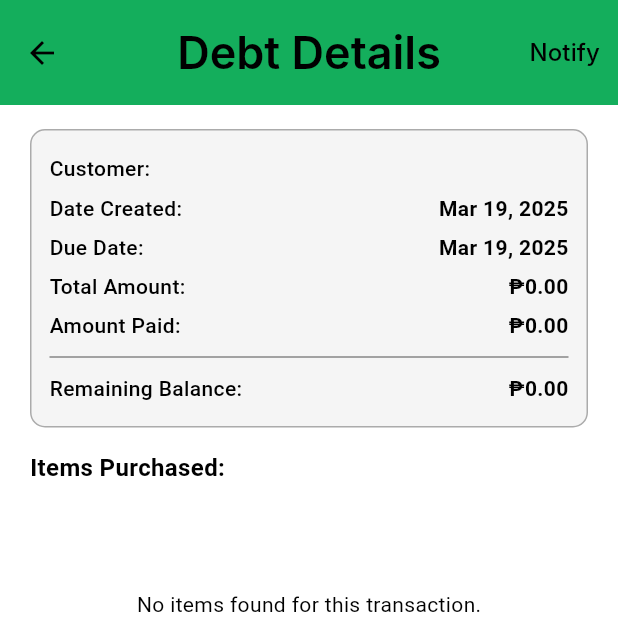
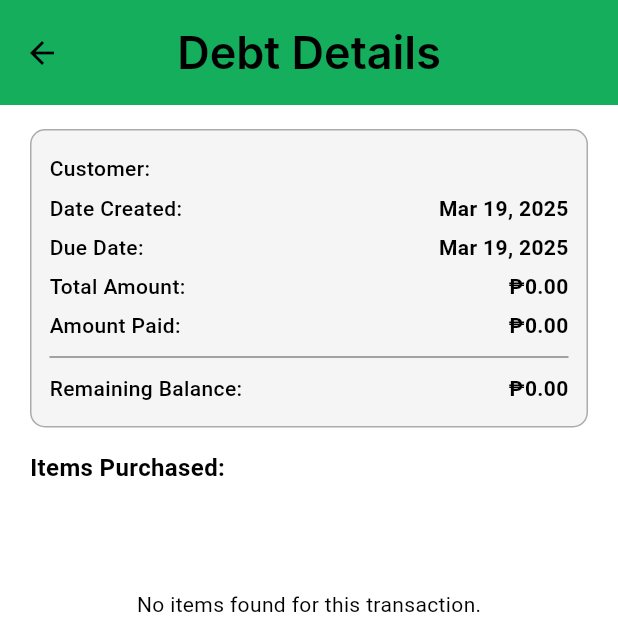
Before and after one commit to ewan133/Valgrow_app, a Flutter app: the DebtPaymentPage screen opened directly with empty values, on a phone screen of 412 x 824 dp, the top half of it. Run offline on Flutter 3.47's test engine with Material 3 defaults, Android fonts, the phone set to English and light mode, and no system bars; our stand-ins replace cloud_firestore, curved_labeled_navigation_bar, data_table_2, firebase_auth, firebase_core, firebase_remote_config and 5 more; missing offline and left inert: mobile_scanner, syncfusion_flutter_xlsio; accounts and stored records are empty; Roboto replaces fonts that are missing (Inter).

Commit message:
added new file

```diff
--- a/lib/pages/debts/debt_payment.dart
+++ b/lib/pages/debts/debt_payment.dart
@@ -50,6 +50,11 @@ class _DebtPaymentPageState extends State<DebtPaymentPage> {
         provider.store?.name ?? "Our Store"; // Default if null
     final List<dynamic> transactionItems = provider.transactionItems;
 
+    Fluttertoast.showToast(
+      msg: "Sending notification...",
+      backgroundColor: Colors.white,
+    );
+
     // ✅ Ensure API key & sender ID are fetched
     if (_apiKey.isEmpty || _senderId.isEmpty) {
       Fluttertoast.showToast(
@@ -100,7 +105,7 @@ Your outstanding debt details at *$storeName*:
 📌 *Purchased Items:*
 $itemsList
 
-Please settle before the due date. Thank you!
+Please settle your balance before the due date. Thank you!
 - $storeName
 """;
 
@@ -227,13 +232,17 @@ Please settle before the due date. Thank you!
     return Scaffold(
       appBar: MyAppbar(
         title: "Debt Details",
-        actionWidget: TextButton(
-            onPressed: _sendDebtDetailsToCustomer,
-            child: MyText(
-                text: "Notify",
-                fontSize: 16,
-                color: Colors.black,
-                fontWeight: FontWeight.w500)),
+        actionWidget: widget.debtDetails.balance > 0
+            ? TextButton(
+                onPressed: _sendDebtDetailsToCustomer,
+                child: MyText(
+                  text: "Notify",
+                  fontSize: 16,
+                  color: Colors.black,
+                  fontWeight: FontWeight.w500,
+                ),
+              )
+            : null, // ✅ Hides the button if debt is fully paid
       ),
       body: Padding(
         padding: const EdgeInsets.only(left: 20, right: 20, top: 16),
```
